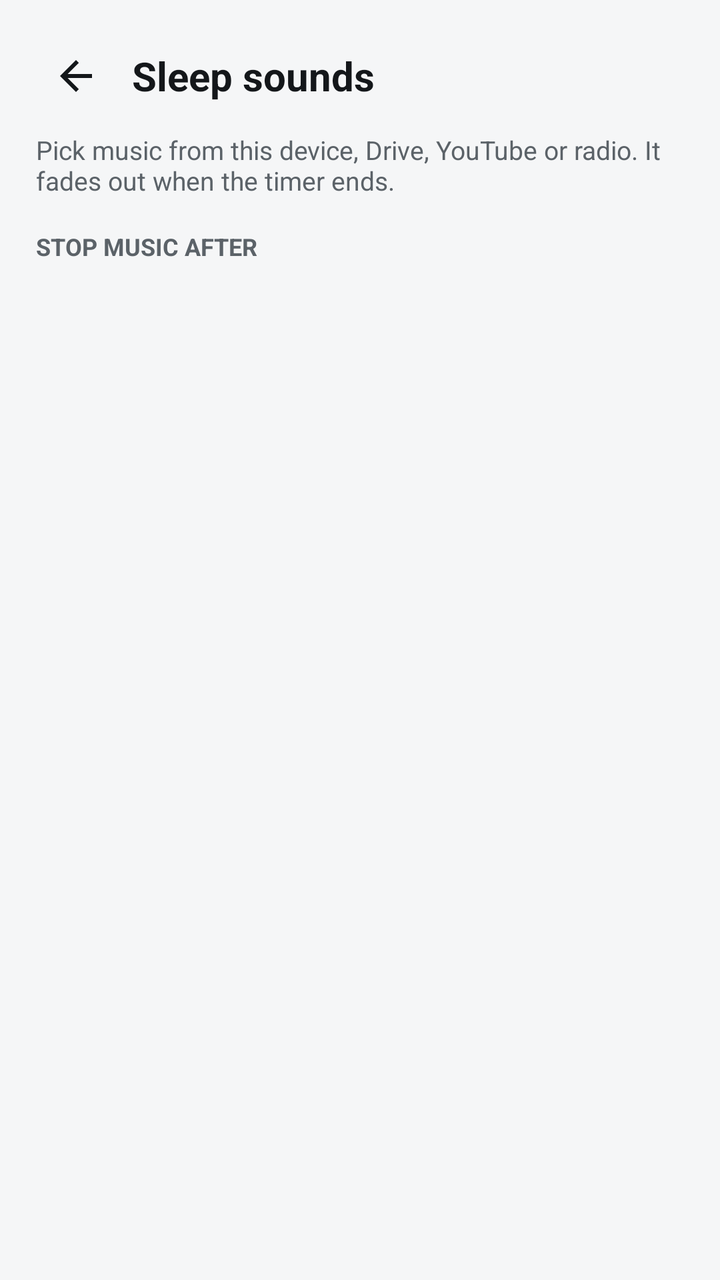
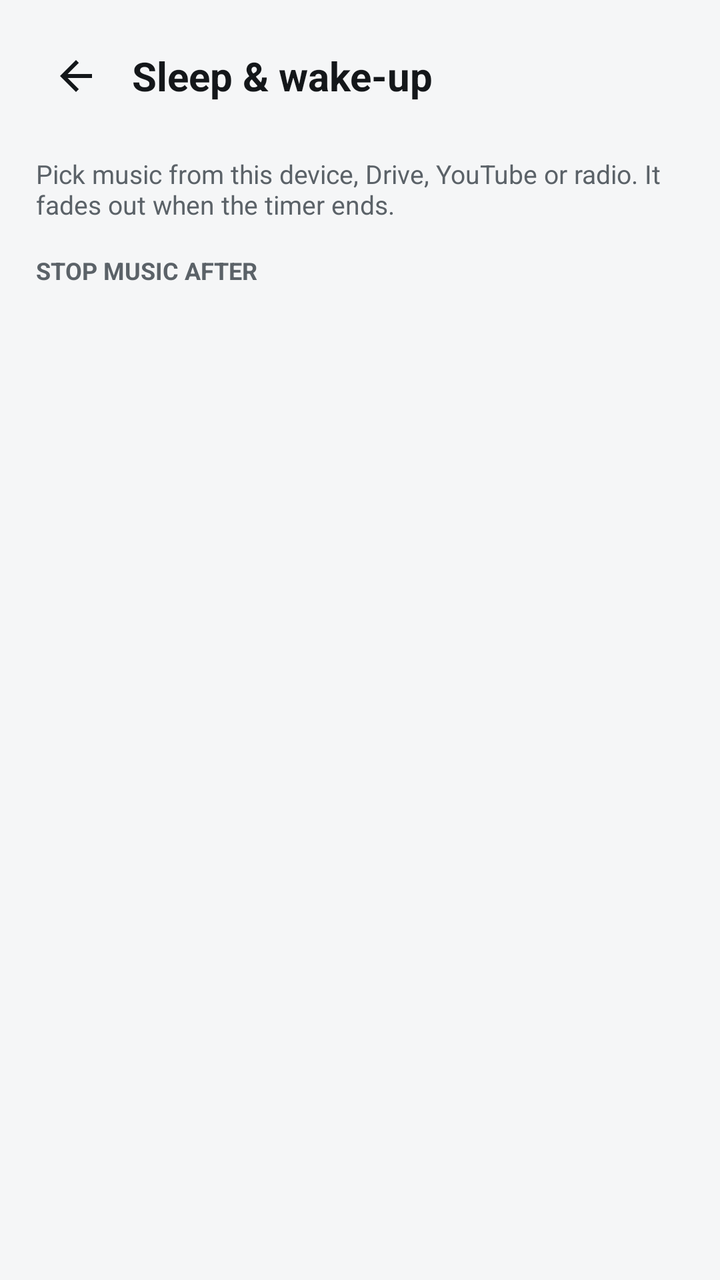

Before-and-after screenshots of an Android layout around one commit, followed by the original layout XML and the change that was made.
<!-- AndroidManifest.xml: application theme Theme.FXSoundLite -->
<!-- res/layout/activity_bedtime.xml -->
<?xml version="1.0" encoding="utf-8"?>
<LinearLayout xmlns:android="http://schemas.android.com/apk/res/android"
    android:layout_width="match_parent"
    android:layout_height="match_parent"
    android:background="?attr/colorBg"
    android:orientation="vertical">

    
    <LinearLayout
        android:layout_width="match_parent"
        android:layout_height="wrap_content"
        android:gravity="center_vertical"
        android:orientation="horizontal"
        android:paddingStart="18dp"
        android:paddingTop="18dp"
        android:paddingEnd="18dp"
        android:paddingBottom="8dp">
    
        <ImageButton
            android:id="@+id/backButton"
            android:layout_width="40dp"
            android:layout_height="40dp"
            android:background="?android:attr/selectableItemBackgroundBorderless"
            android:contentDescription="@string/back_button_desc"
            android:padding="8dp"
            android:src="@drawable/ic_arrow_back" />
    
        <TextView
            android:layout_width="wrap_content"
            android:layout_height="wrap_content"
            android:layout_marginStart="8dp"
            android:text="@string/bedtime_title"
            android:textColor="?attr/colorTextPrimary"
            android:textSize="20sp"
            android:textStyle="bold" />
    </LinearLayout>

    <ScrollView
        android:layout_width="match_parent"
        android:layout_height="0dp"
        android:layout_weight="1"
        android:scrollbars="none">

<LinearLayout
    android:layout_width="match_parent"
    android:layout_height="wrap_content"
    android:orientation="vertical"
    android:paddingStart="18dp"
        android:paddingEnd="18dp"
        android:paddingBottom="18dp">


    <TextView
        android:layout_width="wrap_content"
        android:layout_height="wrap_content"
        android:text="@string/bedtime_subtitle"
        android:textColor="?attr/colorTextSecondary"
        android:textSize="13sp" />

    <TextView
        android:layout_width="wrap_content"
        android:layout_height="wrap_content"
        android:layout_marginStart="0dp"
        android:layout_marginTop="16dp"
        android:text="@string/bedtime_timer_label"
        android:textColor="?attr/colorTextSecondary"
        android:textSize="12sp"
        android:textStyle="bold" />

    <HorizontalScrollView
        android:layout_width="match_parent"
        android:layout_height="wrap_content"
        android:layout_marginTop="8dp"
        android:overScrollMode="never"
        android:scrollbars="none">

        <LinearLayout
            android:id="@+id/bedtimeChips"
            android:layout_width="wrap_content"
            android:layout_height="wrap_content"
            android:orientation="horizontal"
            android:paddingEnd="8dp" />
    </HorizontalScrollView>

    
    <LinearLayout
        android:id="@+id/bedtimeRunning"
        android:layout_width="match_parent"
        android:layout_height="wrap_content"
        android:layout_marginStart="0dp"
        android:layout_marginTop="14dp"
        android:background="@drawable/card_bg"
        android:gravity="center_vertical"
        android:orientation="horizontal"
        android:padding="14dp"
        android:visibility="gone">

        <TextView
            android:id="@+id/bedtimeRunningText"
            android:layout_width="0dp"
            android:layout_height="wrap_content"
            android:layout_weight="1"
            android:textColor="?attr/colorTextPrimary"
            android:textSize="14sp" />

        <TextView
            android:id="@+id/bedtimeStopBtn"
            android:layout_width="wrap_content"
            android:layout_height="wrap_content"
            android:background="@drawable/chip_bg"
            android:clickable="true"
            android:focusable="true"
            android:paddingHorizontal="16dp"
            android:paddingVertical="8dp"
            android:text="@string/bedtime_stop"
            android:textColor="?attr/colorTextPrimary"
            android:textSize="13sp"
            android:textStyle="bold" />
    </LinearLayout>

    
    <LinearLayout
        android:id="@+id/bedtimeSources"
        android:layout_width="match_parent"
        android:layout_height="wrap_content"
        android:layout_marginTop="14dp"
        android:orientation="horizontal" />

    
    <EditText
        android:id="@+id/bedtimeSearch"
        android:layout_width="match_parent"
        android:layout_height="44dp"
        android:layout_marginStart="0dp"
        android:layout_marginTop="14dp"
        android:background="@drawable/input_bg"
        android:imeOptions="actionSearch"
        android:importantForAutofill="no"
        android:inputType="text"
        android:maxLines="1"
        android:paddingHorizontal="14dp"
        android:textColor="?attr/colorTextPrimary"
        android:textColorHint="?attr/colorTextSecondary"
        android:textSize="14sp"
        android:visibility="gone" />

    
    <LinearLayout
        android:id="@+id/bedtimeMessageBox"
        android:layout_width="match_parent"
        android:layout_height="wrap_content"
        android:layout_marginTop="18dp"
        android:gravity="center_horizontal"
        android:orientation="vertical"
        android:paddingHorizontal="28dp"
        android:visibility="gone">

        <TextView
            android:id="@+id/bedtimeMessage"
            android:layout_width="wrap_content"
            android:layout_height="wrap_content"
            android:gravity="center"
            android:textColor="?attr/colorTextSecondary"
            android:textSize="14sp" />

        <TextView
            android:id="@+id/bedtimeAction"
            android:layout_width="wrap_content"
            android:layout_height="wrap_content"
            android:layout_marginTop="12dp"
            android:background="@drawable/eq_button_bg"
            android:clickable="true"
            android:focusable="true"
            android:paddingHorizontal="26dp"
            android:paddingVertical="10dp"
            android:textColor="?attr/colorOnAccent"
            android:textSize="14sp"
            android:textStyle="bold" />
    </LinearLayout>

    <ProgressBar
        android:id="@+id/bedtimeProgress"
        style="?android:attr/progressBarStyleHorizontal"
        android:layout_width="match_parent"
        android:layout_height="3dp"
        android:layout_marginTop="12dp"
        android:indeterminate="true"
        android:visibility="invisible" />

    <LinearLayout
        android:id="@+id/bedtimeList"
        android:layout_width="match_parent"
        android:layout_height="wrap_content"
        android:orientation="vertical"
        android:paddingBottom="24dp" />
</LinearLayout>
</ScrollView>
</LinearLayout>
<!-- resources referenced by this layout -->
<resources>
  <!-- drawable card_bg (drawable) -->
  <?xml version="1.0" encoding="utf-8"?>
  <shape xmlns:android="http://schemas.android.com/apk/res/android">
      <solid android:color="?attr/colorSurface" />
      <corners android:radius="16dp" />
  </shape>
  <!-- drawable chip_bg (drawable) -->
  <?xml version="1.0" encoding="utf-8"?>
  <selector xmlns:android="http://schemas.android.com/apk/res/android">
      <item android:state_selected="true">
          <shape android:shape="rectangle">
              <solid android:color="?attr/colorAccent" />
              <corners android:radius="20dp" />
          </shape>
      </item>
      <item>
          <shape android:shape="rectangle">
              <solid android:color="?attr/colorSurfaceRaised" />
              <corners android:radius="20dp" />
          </shape>
      </item>
  </selector>
  <!-- drawable eq_button_bg (drawable) -->
  <?xml version="1.0" encoding="utf-8"?>
  <shape xmlns:android="http://schemas.android.com/apk/res/android"
      android:shape="rectangle">
      <solid android:color="?attr/colorAccent" />
      <corners android:radius="20dp" />
  </shape>
  <!-- drawable ic_arrow_back (drawable) -->
  <vector xmlns:android="http://schemas.android.com/apk/res/android"
      android:width="24dp"
      android:height="24dp"
      android:viewportWidth="24"
      android:viewportHeight="24"
      android:tint="?attr/colorTextPrimary">
      <path
          android:fillColor="#FFFFFFFF"
          android:pathData="M20,11H7.83l5.59,-5.59L12,4l-8,8l8,8l1.41,-1.41L7.83,13H20V11z" />
  </vector>
  <!-- drawable input_bg (drawable) -->
  <?xml version="1.0" encoding="utf-8"?>
  <shape xmlns:android="http://schemas.android.com/apk/res/android">
      <solid android:color="?attr/colorSurfaceRaised" />
      <corners android:radius="12dp" />
  </shape>
  <string name="back_button_desc">Back</string>
  <string name="bedtime_stop">Cancel</string>
  <string name="bedtime_subtitle">Pick music from this device, Drive, YouTube or radio. It fades out when the timer ends.</string>
  <string name="bedtime_timer_label">STOP MUSIC AFTER</string>
  <string name="bedtime_title">Sleep sounds</string>
  <color name="accent_default">#000000</color>
  <color name="light_bg">#F5F6F7</color>
  <color name="light_surface">#FFFFFF</color>
  <color name="light_surface_raised">#E9ECEF</color>
  <color name="light_text_primary">#14171A</color>
  <color name="light_text_secondary">#5B6268</color>
  <color name="light_divider">#DCE0E3</color>
  <color name="light_track_bg">#D6DADE</color>
  <color name="danger">#FF6B6B</color>
  <color name="light_on_accent">#0E1013</color>
  <!-- unchanged entries left out for length: 1 -->
</resources>

<!-- the commit's change to res/layout/activity_bedtime.xml (unified diff, before → after) -->
@@ -29,13 +29,25 @@
             android:layout_width="wrap_content"
             android:layout_height="wrap_content"
             android:layout_marginStart="8dp"
-            android:text="@string/bedtime_title"
+            android:text="@string/sleepwake_title"
             android:textColor="?attr/colorTextPrimary"
             android:textSize="20sp"
             android:textStyle="bold" />
     </LinearLayout>
 
+    
+    <LinearLayout
+        android:id="@+id/bedtimeTabs"
+        android:layout_width="match_parent"
+        android:layout_height="wrap_content"
+        android:orientation="horizontal"
+        android:paddingStart="18dp"
+        android:paddingTop="4dp"
+        android:paddingEnd="18dp"
+        android:paddingBottom="8dp" />
+
     <ScrollView
+        android:id="@+id/sleepScroll"
         android:layout_width="match_parent"
         android:layout_height="0dp"
         android:layout_weight="1"
@@ -195,4 +207,226 @@
         android:paddingBottom="24dp" />
 </LinearLayout>
 </ScrollView>
+
+    <ScrollView
+        android:id="@+id/wakeScroll"
+        android:layout_width="match_parent"
+        android:layout_height="0dp"
+        android:layout_weight="1"
+        android:scrollbars="none"
+        android:visibility="gone">
+
+        <include layout="@layout/view_alarm_panel" />
+    </ScrollView>
 </LinearLayout>
+<!-- res/layout/view_alarm_panel.xml (included above) -->
+<?xml version="1.0" encoding="utf-8"?>
+<LinearLayout
+    xmlns:android="http://schemas.android.com/apk/res/android"
+    android:id="@+id/alarmPanel"
+    android:layout_width="match_parent"
+        android:layout_height="wrap_content"
+        android:orientation="vertical"
+        android:paddingStart="18dp"
+        android:paddingEnd="18dp"
+        android:paddingBottom="18dp">
+
+
+        
+        <LinearLayout
+            android:layout_width="match_parent"
+            android:layout_height="wrap_content"
+            android:layout_marginTop="8dp"
+            android:background="@drawable/card_bg"
+            android:gravity="center_vertical"
+            android:orientation="horizontal"
+            android:padding="16dp">
+
+            <LinearLayout
+                android:id="@+id/alarmTimeBox"
+                android:layout_width="0dp"
+                android:layout_height="wrap_content"
+                android:layout_weight="1"
+                android:background="?android:attr/selectableItemBackground"
+                android:clickable="true"
+                android:focusable="true"
+                android:orientation="vertical">
+
+                <TextView
+                    android:id="@+id/alarmTime"
+                    android:layout_width="wrap_content"
+                    android:layout_height="wrap_content"
+                    android:textColor="?attr/colorTextPrimary"
+                    android:textSize="48sp"
+                    android:textStyle="bold" />
+
+                <TextView
+                    android:id="@+id/alarmStatus"
+                    android:layout_width="wrap_content"
+                    android:layout_height="wrap_content"
+                    android:textColor="?attr/colorTextSecondary"
+                    android:textSize="13sp" />
+            </LinearLayout>
+
+            <androidx.appcompat.widget.SwitchCompat
+                android:id="@+id/alarmSwitch"
+                android:layout_width="wrap_content"
+                android:layout_height="wrap_content"
+                android:contentDescription="@string/alarm_title" />
+        </LinearLayout>
+
+        
+        <TextView
+            android:layout_width="wrap_content"
+            android:layout_height="wrap_content"
+            android:layout_marginTop="18dp"
+            android:text="@string/alarm_repeat_label"
+            android:textColor="?attr/colorTextSecondary"
+            android:textSize="12sp"
+            android:textStyle="bold" />
+
+        <HorizontalScrollView
+            android:layout_width="match_parent"
+            android:layout_height="wrap_content"
+            android:layout_marginTop="8dp"
+            android:overScrollMode="never"
+            android:scrollbars="none">
+
+            <LinearLayout
+                android:id="@+id/alarmDays"
+                android:layout_width="wrap_content"
+                android:layout_height="wrap_content"
+                android:orientation="horizontal"
+                android:paddingEnd="8dp" />
+        </HorizontalScrollView>
+
+        <TextView
+            android:id="@+id/alarmRepeatHint"
+            android:layout_width="wrap_content"
+            android:layout_height="wrap_content"
+            android:layout_marginTop="6dp"
+            android:textColor="?attr/colorTextSecondary"
+            android:textSize="12sp" />
+
+        
+        <TextView
+            android:layout_width="wrap_content"
+            android:layout_height="wrap_content"
+            android:layout_marginTop="18dp"
+            android:text="@string/alarm_song_label"
+            android:textColor="?attr/colorTextSecondary"
+            android:textSize="12sp"
+            android:textStyle="bold" />
+
+        <LinearLayout
+            android:id="@+id/alarmModeChips"
+            android:layout_width="match_parent"
+            android:layout_height="wrap_content"
+            android:layout_marginTop="8dp"
+            android:orientation="horizontal" />
+
+        <LinearLayout
+            android:id="@+id/alarmSongCard"
+            android:layout_width="match_parent"
+            android:layout_height="wrap_content"
+            android:layout_marginTop="8dp"
+            android:background="@drawable/card_bg"
+            android:clickable="true"
+            android:focusable="true"
+            android:foreground="?android:attr/selectableItemBackground"
+            android:gravity="center_vertical"
+            android:orientation="horizontal"
+            android:padding="14dp">
+
+            <ImageView
+                android:layout_width="40dp"
+                android:layout_height="40dp"
+                android:background="@drawable/tile_icon_bg"
+                android:importantForAccessibility="no"
+                android:padding="10dp"
+                android:src="@drawable/ic_music"
+                android:tint="?attr/colorAccent" />
+
+            <LinearLayout
+                android:layout_width="0dp"
+                android:layout_height="wrap_content"
+                android:layout_marginHorizontal="12dp"
+                android:layout_weight="1"
+                android:orientation="vertical">
+
+                <TextView
+                    android:id="@+id/alarmSongTitle"
+                    android:layout_width="match_parent"
+                    android:layout_height="wrap_content"
+                    android:ellipsize="end"
+                    android:maxLines="1"
+                    android:textColor="?attr/colorTextPrimary"
+                    android:textSize="15sp"
+                    android:textStyle="bold" />
+
+                <TextView
+                    android:id="@+id/alarmSongArtist"
+                    android:layout_width="match_parent"
+                    android:layout_height="wrap_content"
+                    android:ellipsize="end"
+                    android:maxLines="1"
+                    android:textColor="?attr/colorTextSecondary"
+                    android:textSize="12sp" />
+            </LinearLayout>
+
+            <TextView
+                android:layout_width="wrap_content"
+                android:layout_height="wrap_content"
+                android:text="@string/alarm_change"
+                android:textColor="?attr/colorAccent"
+                android:textSize="13sp"
+                android:textStyle="bold" />
+        </LinearLayout>
+
+        
+        <TextView
+            android:layout_width="wrap_content"
+            android:layout_height="wrap_content"
+            android:layout_marginTop="18dp"
+            android:text="@string/alarm_snooze_label"
+            android:textColor="?attr/colorTextSecondary"
+            android:textSize="12sp"
+            android:textStyle="bold" />
+
+        <HorizontalScrollView
+            android:layout_width="match_parent"
+            android:layout_height="wrap_content"
+            android:layout_marginTop="8dp"
+            android:overScrollMode="never"
+            android:scrollbars="none">
+
+            <LinearLayout
+                android:id="@+id/alarmSnoozeChips"
+                android:layout_width="wrap_content"
+                android:layout_height="wrap_content"
+                android:orientation="horizontal"
+                android:paddingEnd="8dp" />
+        </HorizontalScrollView>
+
+        <TextView
+            android:id="@+id/alarmTest"
+            android:layout_width="match_parent"
+            android:layout_height="48dp"
+            android:layout_marginTop="24dp"
+            android:background="@drawable/chip_bg"
+            android:clickable="true"
+            android:focusable="true"
+            android:gravity="center"
+            android:text="@string/alarm_test"
+            android:textColor="?attr/colorTextPrimary"
+            android:textSize="14sp"
+            android:textStyle="bold" />
+
+        <TextView
+            android:layout_width="match_parent"
+            android:layout_height="wrap_content"
+            android:layout_marginTop="12dp"
+            android:text="@string/alarm_hint"
+            android:textColor="?attr/colorTextSecondary"
+            android:textSize="12sp" />
+    </LinearLayout>
<!-- resource entries referenced after the edit -->
@@ -40,17 +40,42 @@
           android:fillColor="#FFFFFFFF"
           android:pathData="M20,11H7.83l5.59,-5.59L12,4l-8,8l8,8l1.41,-1.41L7.83,13H20V11z" />
   </vector>
+  <!-- drawable ic_music (drawable) -->
+  <vector xmlns:android="http://schemas.android.com/apk/res/android"
+      android:width="24dp"
+      android:height="24dp"
+      android:viewportWidth="24"
+      android:viewportHeight="24">
+      <path
+          android:fillColor="#FFFFFFFF"
+          android:pathData="M12,3v10.55c-0.59,-0.34 -1.27,-0.55 -2,-0.55 -2.21,0 -4,1.79 -4,4s1.79,4 4,4 4,-1.79 4,-4V7h4V3h-6z" />
+  </vector>
   <!-- drawable input_bg (drawable) -->
   <?xml version="1.0" encoding="utf-8"?>
   <shape xmlns:android="http://schemas.android.com/apk/res/android">
       <solid android:color="?attr/colorSurfaceRaised" />
       <corners android:radius="12dp" />
   </shape>
+  <!-- drawable tile_icon_bg (drawable) -->
+  <?xml version="1.0" encoding="utf-8"?>
+  <shape xmlns:android="http://schemas.android.com/apk/res/android">
+      <solid android:color="?attr/colorSurfaceRaised" />
+      <corners
+          android:bottomLeftRadius="10dp"
+          android:topLeftRadius="10dp" />
+  </shape>
+  <string name="alarm_change">Change</string>
+  <string name="alarm_hint">The song plays through the app. If it cannot start (for example an online song without internet), the system alarm sound rings instead, so you are never left without an alarm.</string>
+  <string name="alarm_repeat_label">REPEAT</string>
+  <string name="alarm_snooze_label">SNOOZE</string>
+  <string name="alarm_song_label">WAKE-UP SONG</string>
+  <string name="alarm_test">Test alarm now</string>
+  <string name="alarm_title">Wake-up alarm</string>
   <string name="back_button_desc">Back</string>
   <string name="bedtime_stop">Cancel</string>
   <string name="bedtime_subtitle">Pick music from this device, Drive, YouTube or radio. It fades out when the timer ends.</string>
   <string name="bedtime_timer_label">STOP MUSIC AFTER</string>
-  <string name="bedtime_title">Sleep sounds</string>
+  <string name="sleepwake_title">Sleep &amp; wake-up</string>
   <color name="accent_default">#000000</color>
   <color name="light_bg">#F5F6F7</color>
   <color name="light_surface">#FFFFFF</color>
